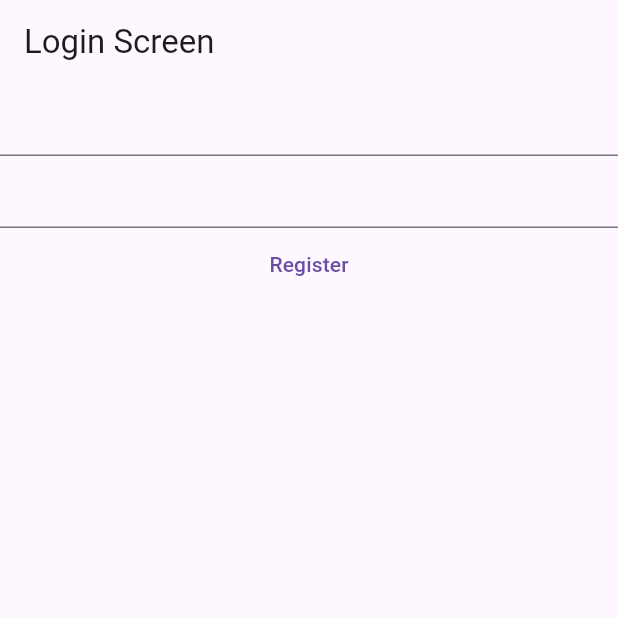
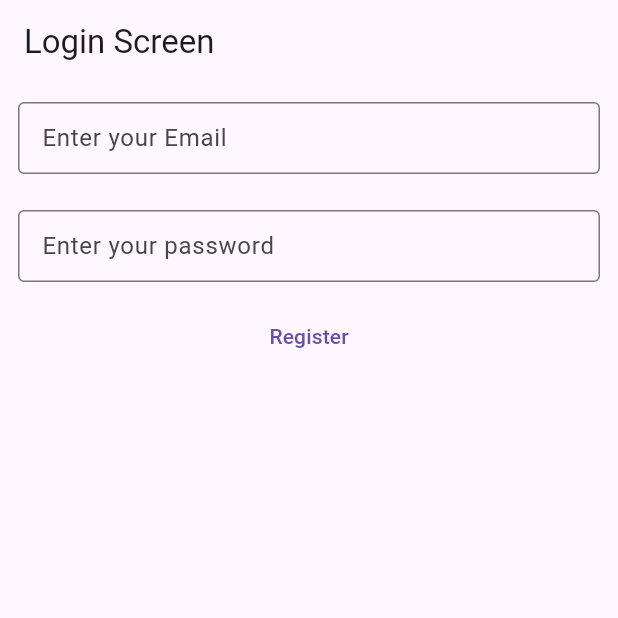
Before and after one commit to grubd14/NoteCloud, a Flutter app: the screen it shows after launch, after a tap on "Register", on a phone screen of 412 x 824 dp, the top half of it. Run offline on Flutter 3.47's test engine with Material 2 defaults, Android fonts, the phone set to English and light mode, and no system bars; our stand-ins replace firebase_auth, firebase_core; accounts and stored records are empty; network calls fail.

Commit message:
add: register with firebase add: firebase initialization in main.dart fix: improve loginpage

```diff
--- a/lib/main.dart
+++ b/lib/main.dart
@@ -1,7 +1,9 @@
 import 'package:flutter/material.dart';
 import 'package:note_cloud/screens/login_screen.dart';
 
-void main() => runApp(MaterialApp(
+void main() {
+  WidgetsFlutterBinding.ensureInitialized();
+  runApp(MaterialApp(
     debugShowCheckedModeBanner: false,
     themeMode: ThemeMode.dark,
     highContrastDarkTheme: ThemeData.dark(),
@@ -10,3 +12,4 @@ void main() => runApp(MaterialApp(
     ),
     home: const LoginScreen(),
   ));
+}
--- a/lib/screens/login_screen.dart
+++ b/lib/screens/login_screen.dart
@@ -1,4 +1,7 @@
+import 'package:firebase_core/firebase_core.dart';
 import 'package:flutter/material.dart';
+import 'package:firebase_auth/firebase_auth.dart';
+import 'package:note_cloud/firebase_options.dart';
 
 class LoginScreen extends StatefulWidget {
   const LoginScreen({super.key});
@@ -8,21 +11,82 @@ class LoginScreen extends StatefulWidget {
 }
 
 class _LoginScreenState extends State<LoginScreen> {
+  late final TextEditingController _email;
+  late final TextEditingController _password;
+
+  @override
+  void initState() {
+    _email = TextEditingController();
+    _password = TextEditingController();
+    super.initState();
+  }
+
+  @override
+  void dispose() {
+    _email.dispose();
+    _password.dispose();
+    super.dispose();
+  }
+
   @override
   Widget build(BuildContext context) {
     return Scaffold(
         appBar: AppBar(
           title: const Text("Login Screen"),
         ),
-        body: Column(
-          children: [
-            TextField(),
-            TextField(),
-            TextButton(
-              onPressed: () async {},
-              child: const Text('Register'),
-            ),
-          ],
+        body: FutureBuilder(
+          future: Firebase.initializeApp(
+            options: DefaultFirebaseOptions.currentPlatform,
+          ),
+          builder: (context, snapshot) {
+            switch (snapshot.connectionState) {
+              case ConnectionState.done:
+                return Column(
+                  children: [
+                    Padding(
+                      padding: const EdgeInsets.all(12.0),
+                      child: TextField(
+                        keyboardType: TextInputType.emailAddress,
+                        controller: _email,
+                        decoration: const InputDecoration(
+                            border: OutlineInputBorder(),
+                            contentPadding: EdgeInsets.all(12),
+                            hintText: 'Enter your Email'),
+                      ),
+                    ),
+                    Padding(
+                      padding: const EdgeInsets.all(12.0),
+                      child: TextField(
+                        controller: _password,
+                        obscureText: true,
+                        decoration: const InputDecoration(
+                            border: OutlineInputBorder(),
+                            contentPadding: EdgeInsets.all(12),
+                            hintText: 'Enter your password'),
+                      ),
+                    ),
+                    TextButton(
+                      style: const ButtonStyle(
+                          iconSize: MaterialStatePropertyAll(40),
+                          elevation: MaterialStatePropertyAll(34)),
+                      onPressed: () async {
+                        final email = _email.text;
+                        final password = _password.text;
+
+                        final userCredential = await FirebaseAuth.instance
+                            .createUserWithEmailAndPassword(
+                          email: email,
+                          password: password,
+                        );
+                      },
+                      child: const Text('Register'),
+                    ),
+                  ],
+                );
+              default:
+                return const Text("Loading.......");
+            }
+          },
         ));
   }
 }
--- a/lib/screens/test_screen.dart
+++ /dev/null
@@ -1,14 +0,0 @@
-import 'package:flutter/material.dart';
-
-class DemoScreen extends StatelessWidget {
-  const DemoScreen({super.key});
-
-  @override
-  Widget build(BuildContext context) {
-    return const Material(
-      child: Center(
-        child: Text("This was a demo screen"),
-      ),
-    );
-  }
-}
--- a/pubspec.yaml
+++ b/pubspec.yaml
@@ -29,6 +29,7 @@ dependencies:
   cupertino_icons: ^1.0.2
   firebase_core: ^2.10.0
   google_sign_in: ^6.1.0
+  firebase_auth: ^4.4.2
 
 dev_dependencies:
   flutter_test:
```
Also changed, not shown: pubspec.lock. Lines whose indentation alone changed are shown as unchanged.
